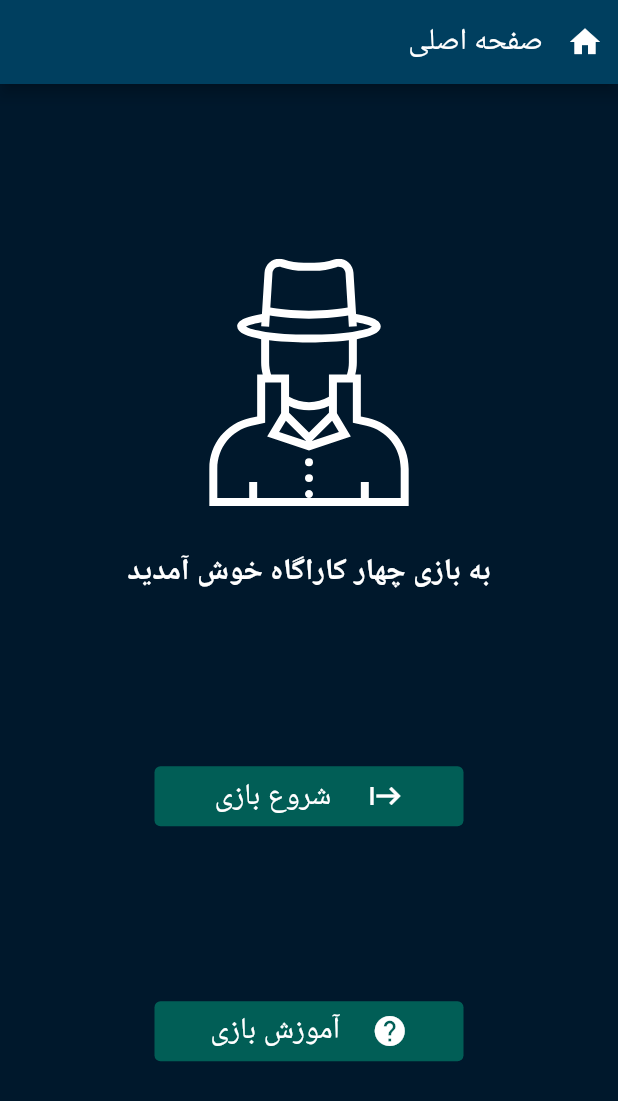
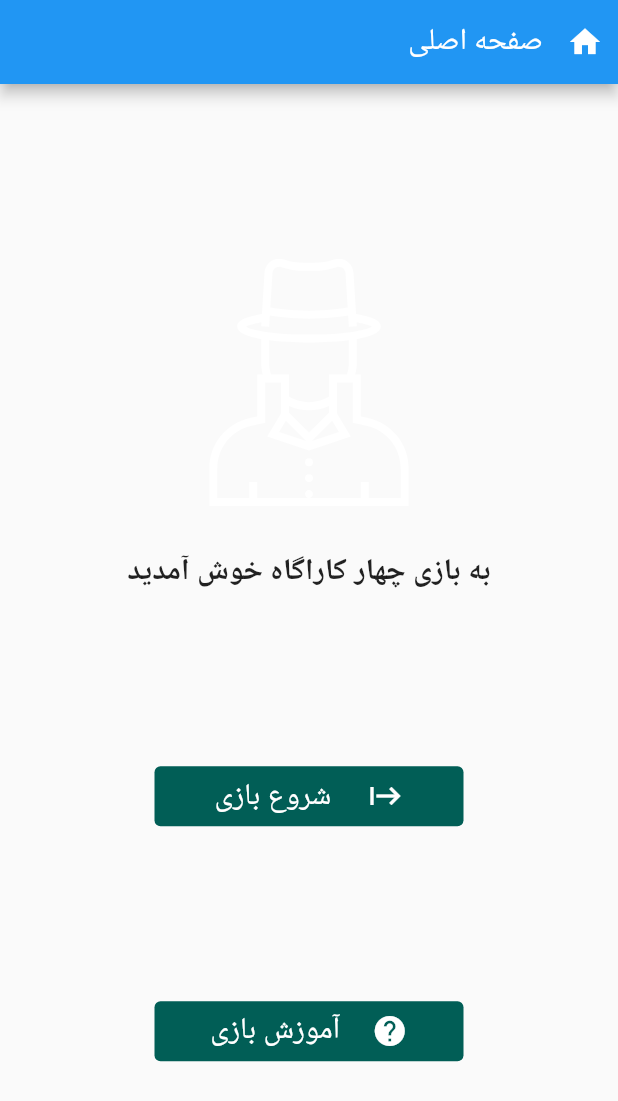
Before and after one commit to HeidariSina/4-Detective, a Flutter app: the screen it shows after launch, on a phone screen of 412 x 824 dp. Shown: the top 1101 px of the screen. Run offline on Flutter 3.47's test engine with Material 2 defaults, Android fonts, the phone set to English and light mode, and no system bars; our stand-ins replace flutter_svg.

```diff
--- a/lib/main.dart
+++ b/lib/main.dart
@@ -1,6 +1,7 @@
 import 'package:flutter/material.dart';
 
 import './pages/fisrtpage.dart';
+import './theme/theme.dart';
 
 void main() {
   runApp(const MainApp());
@@ -12,15 +13,8 @@ class MainApp extends StatelessWidget {
   @override
   Widget build(BuildContext context) {
     return MaterialApp(
-      theme: ThemeData(
-        appBarTheme: const AppBarTheme(
-          backgroundColor: Color.fromARGB(255, 0, 63, 95),
-          titleTextStyle: TextStyle(color: Colors.white),
-          iconTheme: IconThemeData(color: Colors.white),
-        ),
-        brightness: Brightness.dark,
-        scaffoldBackgroundColor: Color.fromARGB(255, 0, 24, 44),
-      ),
+      theme: MainTheme().themeData,
+      title: 'Main Page',
       home: Scaffold(
         appBar: AppBar(
           title: const Align(
```
